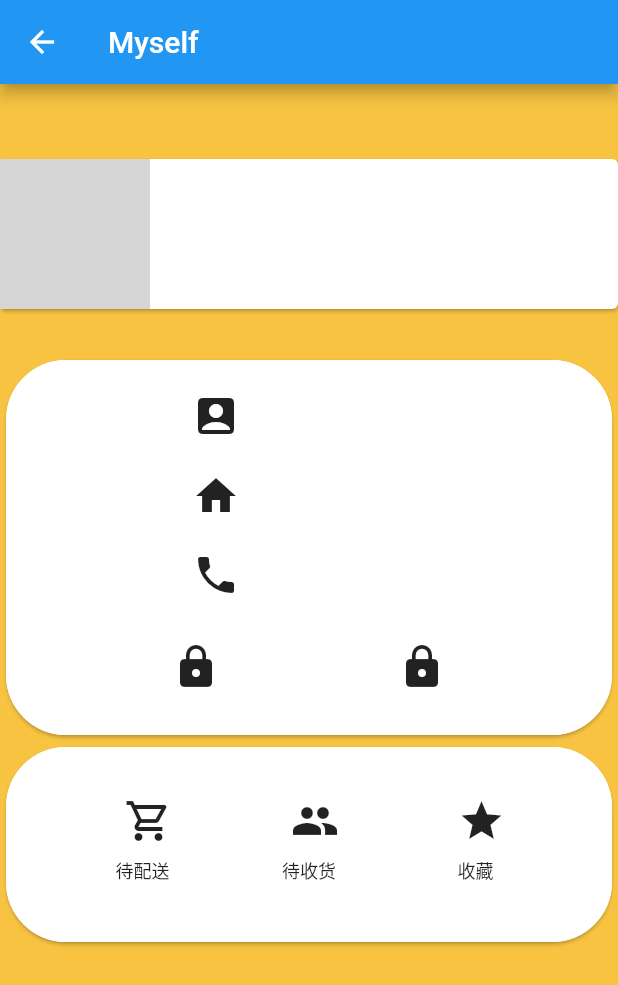
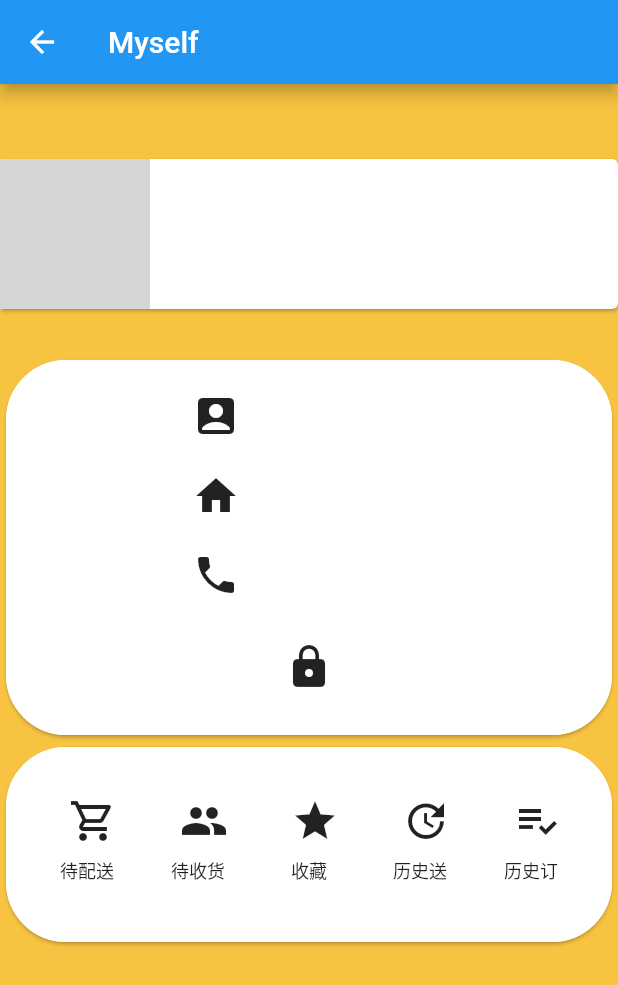
Before and after one commit to Qwtdgh/Android, a Flutter app: the Myself screen opened directly with empty values, on a phone screen of 412 x 824 dp. Shown: the top 985 px of the screen. Run offline on Flutter 3.47's test engine with Material 2 defaults, Android fonts, the phone set to English and light mode, and no system bars; drawn by our look-alikes of badges; our stand-ins replace font_awesome_flutter, smooth_star_rating; missing offline and left inert: favorite_button; network calls fail; Roboto replaces fonts that are missing (Ewert); project files that could hold a hidden picture were left out; grey boxes are pictures that could not be loaded.

Commit message:
wyx:加入历史订单查询功能

```diff
--- a/lib/user.dart
+++ b/lib/user.dart
@@ -212,7 +212,7 @@ class _Home_RootState extends State<HomeRootList> {
       child: GridView.builder(
         itemCount: stars.length,
         gridDelegate: const SliverGridDelegateWithFixedCrossAxisCount(
-          crossAxisCount: 3,
+          crossAxisCount: 2,
           mainAxisSpacing: 1.0,
           crossAxisSpacing: 1.0,
           childAspectRatio: 1.0,
@@ -406,18 +406,18 @@ class MyselfListState extends State<MyselfList> {
                         size: 32.0,
                       ),
                     ),
-                    IconButton(
-                      onPressed: () {
-                        //修改信息部分
-                        //需要调用修改信息的函数
-
-                        Navigator.pushNamed(context, "/changePassword");
-                      },
-                      icon: Icon(
-                        Icons.lock,
-                        size: 32.0,
-                      ),
-                    ),
+                    // IconButton(
+                    //   onPressed: () {
+                    //     //修改信息部分
+                    //     //需要调用修改信息的函数
+                    //
+                    //     Navigator.pushNamed(context, "/changePassword");
+                    //   },
+                    //   icon: Icon(
+                    //     Icons.lock,
+                    //     size: 32.0,
+                    //   ),
+                    // ),
                   ],
                 ),
               ],
@@ -565,6 +565,78 @@ class MyselfListState extends State<MyselfList> {
                           ),
                           Text(
                             "收藏",
+                            style: new TextStyle(
+                              fontFamily: "Ewert",
+                              fontSize: 12,
+                            ),
+                            softWrap: false,
+                          ),
+                        ],
+                      )),
+                  //子组件
+                  badgeColor: Colors.red,
+                  //右上角小红点颜色（默认时为红色）
+                  showBadge: flag2,
+                  //true时刷新时会在右则摆动一下
+                  animationDuration: Duration(seconds: 10),
+                  //小点点在右侧摆动的时间,这里为10秒
+                  toAnimate: true, //允许摆动，false时showBadge会失效
+                ),
+                Badge(
+                  //文本内容Text为空时子组件为null时则返回一个红点，其他值时按实际显示
+                  badgeContent: Text(""),
+                  child: Container(
+                      height: 80,
+                      width: 40,
+                      child: Column(
+                        children: <Widget>[
+                          IconButton(
+                            onPressed: () {
+                              Navigator.pushNamed(context, "/sendOrderHistory");
+                            },
+                            icon: Icon(
+                              Icons.update,
+                              size: 32.0,
+                            ),
+                          ),
+                          Text(
+                            "历史送",
+                            style: new TextStyle(
+                              fontFamily: "Ewert",
+                              fontSize: 12,
+                            ),
+                            softWrap: false,
+                          ),
+                        ],
+                      )),
+                  //子组件
+                  badgeColor: Colors.red,
+                  //右上角小红点颜色（默认时为红色）
+                  showBadge: flag2,
+                  //true时刷新时会在右则摆动一下
+                  animationDuration: Duration(seconds: 10),
+                  //小点点在右侧摆动的时间,这里为10秒
+                  toAnimate: true, //允许摆动，false时showBadge会失效
+                ),
+                Badge(
+                  //文本内容Text为空时子组件为null时则返回一个红点，其他值时按实际显示
+                  badgeContent: Text(""),
+                  child: Container(
+                      height: 80,
+                      width: 40,
+                      child: Column(
+                        children: <Widget>[
+                          IconButton(
+                            onPressed: () {
+                              Navigator.pushNamed(context, "/receiveOrderHistory");
+                            },
+                            icon: Icon(
+                              Icons.playlist_add_check,
+                              size: 32.0,
+                            ),
+                          ),
+                          Text(
+                            "历史订",
                             style: new TextStyle(
                               fontFamily: "Ewert",
                               fontSize: 12,
```
